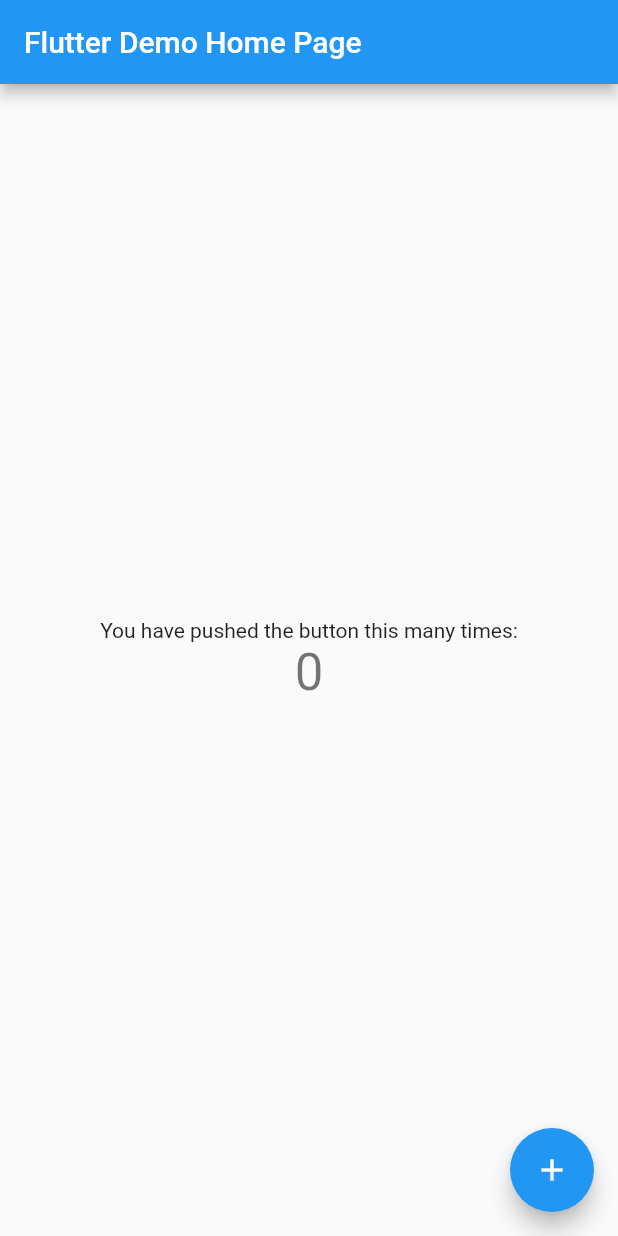
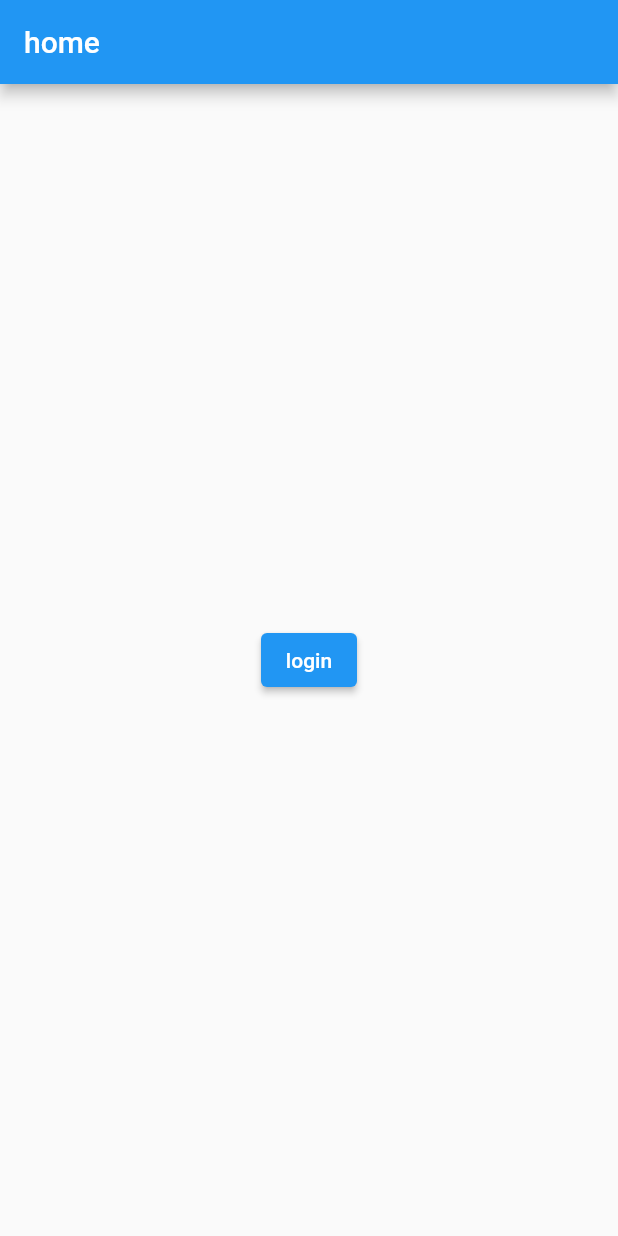
Before and after one commit to zhuguoqiang/github_client_app, a Flutter app: the screen it shows after launch, on a phone screen of 412 x 824 dp. Run offline on Flutter 3.47's test engine with Material 2 defaults, Android fonts, the phone set to English and light mode, and no system bars; our stand-ins replace dio, shared_preferences.

Commit message:
add homeRoute

```diff
--- a/lib/main.dart
+++ b/lib/main.dart
@@ -2,8 +2,10 @@
 
 import 'package:flutter/material.dart';
 import 'package:github_client_app/common/Global.dart';
+import 'package:github_client_app/routers/home_page.dart';
 
 void main() {
+  ;
   Global.init().then((e) => runApp(const MyApp()));
 }
 
@@ -27,7 +29,8 @@
         // is not restarted.
         primarySwatch: Colors.blue,
       ),
-      home: const MyHomePage(title: 'Flutter Demo Home Page'),
+      // home: const MyHomePage(title: 'Flutter Demo Home Page'),
+      home: HomeRoute(),
     );
   }
 }
@@ -99,7 +102,7 @@
           mainAxisAlignment: MainAxisAlignment.center,
           children: <Widget>[
             const Text(
-              'You have pushed the button this many times:',
+              'You had click the button this many times:',
             ),
             Text(
               '$_counter',
--- /dev/null
+++ b/lib/routers/home_page.dart
@@ -0,0 +1,40 @@
+import 'package:flutter/material.dart';
+import 'package:github_client_app/models/index.dart';
+import 'package:github_client_app/models/user_model.dart';
+
+class HomeRoute extends StatefulWidget {
+  @override
+  _HomeRouteState createState() => _HomeRouteState();
+}
+
+class _HomeRouteState extends State<HomeRoute> {
+  static const loadingTag = "##loading##"; //表尾标记
+  var _items = <Repo>[Repo()..name = loadingTag];
+  bool hasMore = true;
+  int page = 1;
+
+  @override
+  Widget build(BuildContext context) {
+    // TODO: implement build
+    return Scaffold(
+      appBar: AppBar(
+        title: Text("home"),
+      ),
+      body: _buildBody(),
+    );
+  }
+
+  Widget _buildBody() {
+    UserModel? userModel = null;
+    if (null == userModel) {
+      return Center(
+        child: ElevatedButton(
+          child: Text("login"),
+          onPressed: () => Navigator.of(context).pushNamed("login"),
+        ),
+      );
+    } else {
+      return ListView();
+    }
+  }
+}
```
